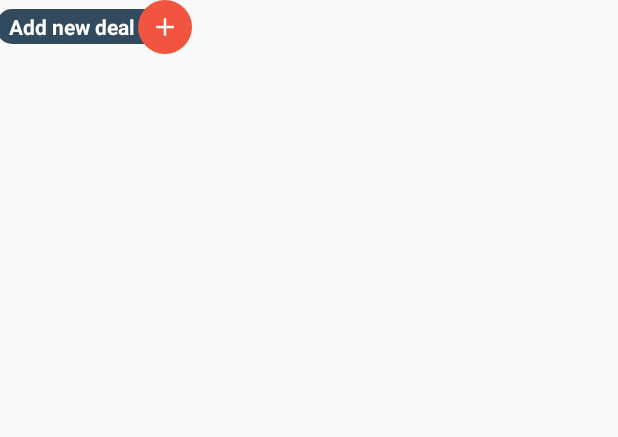
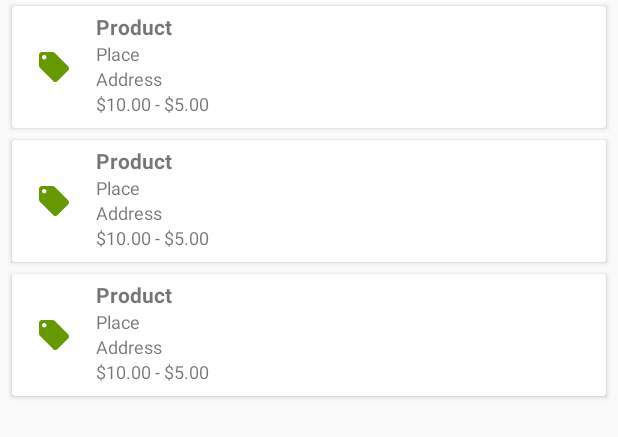
Before and after one commit to daancover/DailyDeal, an Android app: the layout widget_add_deal.xml on its own in the app's theme, with its tools: preview values and no code run, on a phone screen of 412 x 824 dp. Shown: the top 437 px of the screen. Run offline under Robolectric (Android 15) with nearby library versions, the light colour scheme and no system bars.

Commit message:
Fixed some reviewer errors; Started changing widget; Started making content provider

```diff
--- a/app/src/main/java/com/android/dailydeal/activities/LoginActivity.java
+++ b/app/src/main/java/com/android/dailydeal/activities/LoginActivity.java
@@ -106,8 +106,7 @@ public class LoginActivity extends AppCompatActivity {
 
                         if (!task.isSuccessful()) {
                             Log.w(TAG, "signInWithCredential", task.getException());
-                            Toast.makeText(LoginActivity.this, "Authentication failed.",
-                                    Toast.LENGTH_SHORT).show();
+                            Toast.makeText(LoginActivity.this, R.string.label_auth_fail, Toast.LENGTH_SHORT).show();
                         }
                     }
                 });
--- a/app/src/main/res/layout/activity_main.xml
+++ b/app/src/main/res/layout/activity_main.xml
@@ -24,7 +24,7 @@
         android:id="@+id/container_main"
         android:layout_width="match_parent"
         android:layout_height="match_parent"
-        android:layout_marginTop="?attr/actionBarSize"/>
+        android:layout_marginTop="?attr/actionBarSize" />
 
     <android.support.design.widget.FloatingActionButton
         android:id="@+id/fab"
@@ -32,6 +32,7 @@
         android:layout_height="wrap_content"
         android:layout_gravity="bottom|end"
         android:layout_margin="@dimen/fab_margin"
+        android:contentDescription="@string/label_add_new_deal"
         app:srcCompat="@drawable/ic_add" />
 
 </android.support.design.widget.CoordinatorLayout>
--- a/app/src/main/res/layout/widget_add_deal.xml
+++ b/app/src/main/res/layout/widget_add_deal.xml
@@ -1,3 +1,32 @@
+<?xml version="1.0" encoding="utf-8"?>
+<LinearLayout xmlns:android="http://schemas.android.com/apk/res/android"
+    xmlns:app="http://schemas.android.com/apk/res-auto"
+    xmlns:tools="http://schemas.android.com/tools"
+    android:id="@+id/widget"
+    android:layout_width="match_parent"
+    android:layout_height="match_parent"
+    android:gravity="center"
+    android:orientation="vertical">
+
+    <android.support.v7.widget.RecyclerView
+        android:id="@+id/rv_recycler"
+        android:name="com.android.dailydeal.fragments.ProductListFragment"
+        android:layout_width="match_parent"
+        android:layout_height="match_parent"
+        android:visibility="visible"
+        app:layoutManager="LinearLayoutManager"
+        tools:context="com.android.dailydeal.fragments.ProductListFragment"
+        tools:listitem="@layout/item_deal" />
+
+    <TextView
+        android:id="@+id/tv_no_deals"
+        android:layout_width="wrap_content"
+        android:layout_height="wrap_content"
+        android:text="@string/label_no_deals"
+        android:visibility="gone" />
+</LinearLayout>
+
+<!--
 <?xml version="1.0" encoding="utf-8"?>
 <FrameLayout xmlns:android="http://schemas.android.com/apk/res/android"
     xmlns:tools="http://schemas.android.com/tools"
@@ -31,4 +60,4 @@
         android:src="@drawable/ic_add"
         tools:ignore="ContentDescription,VectorDrawableCompat" />
 
-</FrameLayout>
+</FrameLayout>-->
--- a/app/src/main/res/values/strings.xml
+++ b/app/src/main/res/values/strings.xml
@@ -27,5 +27,6 @@
     <string name="label_new_price_lower">New price must be lower than old price.</string>
     <string name="label_add_new_deal">Add new deal</string>
     <string name="label_no_network">Network error. Please check your connection and try again.</string>
+    <string name="label_auth_fail">Authentication failed.</string>
 
 </resources>
--- a/app/src/main/res/xml/widget_add_deal.xml
+++ b/app/src/main/res/xml/widget_add_deal.xml
@@ -1,6 +1,6 @@
 <?xml version="1.0" encoding="utf-8"?>
 <appwidget-provider xmlns:android="http://schemas.android.com/apk/res/android"
     android:initialLayout="@layout/widget_add_deal"
-    android:minHeight="40dp"
-    android:minWidth="180dp"
+    android:minHeight="180dp"
+    android:minWidth="250dp"
     android:updatePeriodMillis="0" />
```
Also changed, not shown: app/build.gradle (+10 -2 lines), app/src/main/AndroidManifest.xml (+30 -17 lines), app/src/main/java/com/android/dailydeal/data/DealContentProvider.java (added, +51 -0 lines), app/src/main/java/com/android/dailydeal/data/DealContract.java (added, +25 -0 lines), app/src/main/java/com/android/dailydeal/data/DealDBHelper.java (added, +40 -0 lines), app/src/main/java/com/android/dailydeal/utils/DatabaseUtils.java (+0 -28 lines), app/src/main/java/com/android/dailydeal/widgets/AddDealWidgetProvider.java (+18 -2 lines), app/src/main/java/com/android/dailydeal/widgets/DealWidgetRemoteViewsService.java (added, +86 -0 lines).
